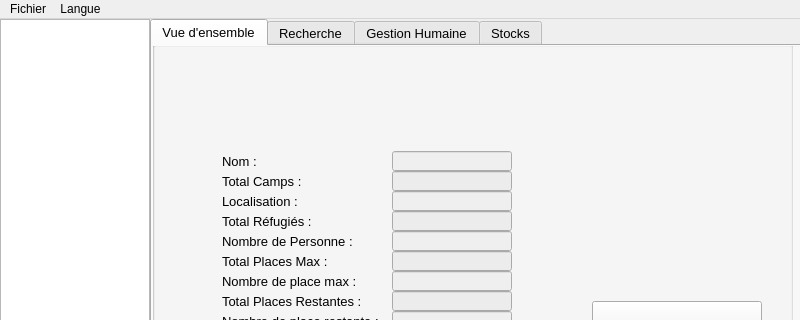
First picture: the form in mainwin.ui, repository limalayla/PadID_Humanitaire, before the edit; both pictures show x 0 to 800 and y 0 to 320 of the 800 by 500 pixel window.
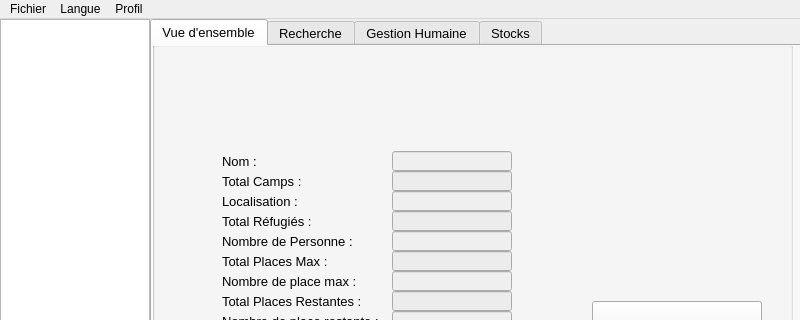
Second picture: the form after the edit. The open tabs and pages were chosen to show the change.

```diff
--- a/mainwin.ui
+++ b/mainwin.ui
@@ -1308,7 +1308,7 @@
      <x>0</x>
      <y>0</y>
      <width>800</width>
-     <height>26</height>
+     <height>21</height>
     </rect>
    </property>
    <widget class="QMenu" name="menuLangue">
@@ -1324,8 +1324,16 @@
     </property>
     <addaction name="actionQuitter"/>
    </widget>
+   <widget class="QMenu" name="menuProfil">
+    <property name="title">
+     <string>Profil</string>
+    </property>
+    <addaction name="actionConnexion"/>
+    <addaction name="actionD_connexion"/>
+   </widget>
    <addaction name="menuFichier"/>
    <addaction name="menuLangue"/>
+   <addaction name="menuProfil"/>
   </widget>
   <action name="actionFrancais">
    <property name="text">
```
Left out of the diff: 26 changed lines with no effect on the pictures.
